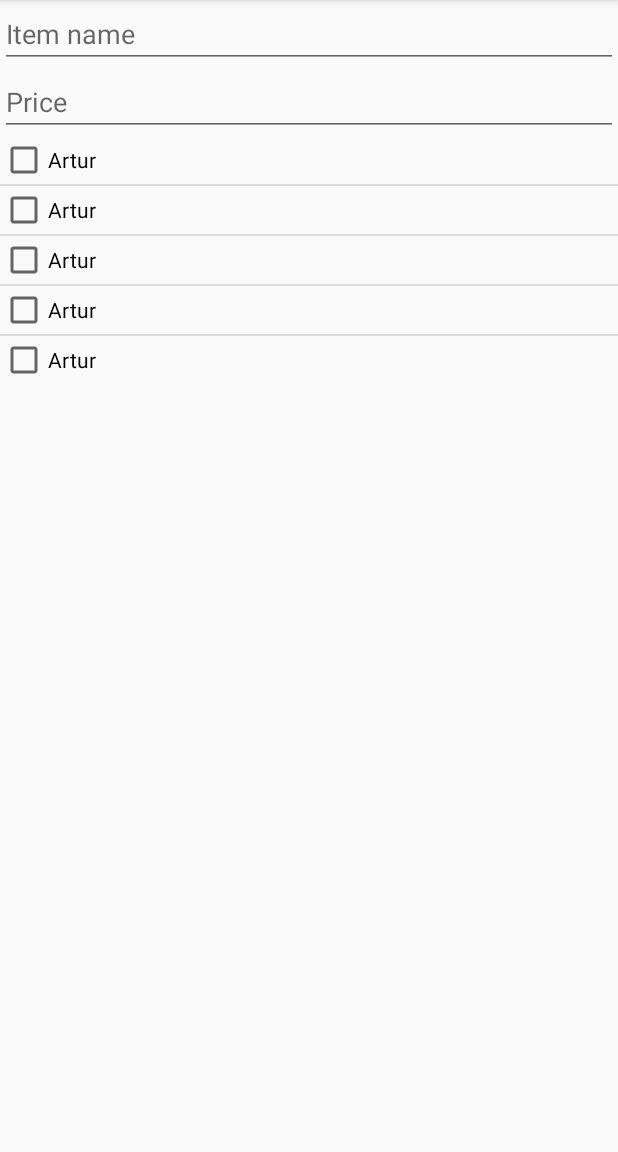
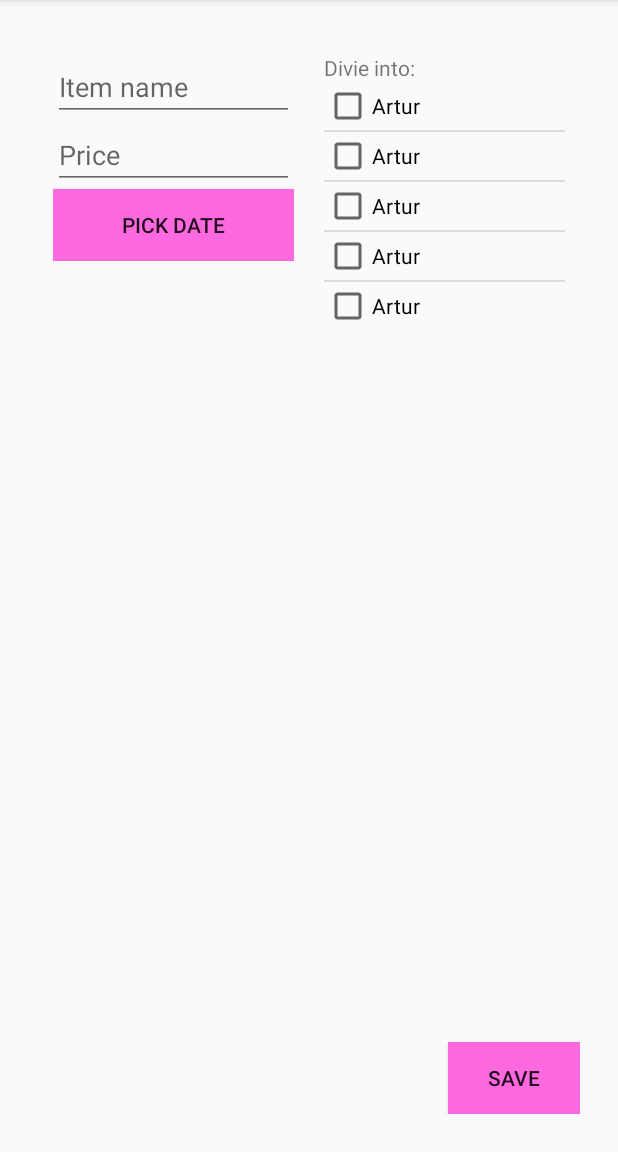
Before and after one commit to piowik/io-projekt-2018, an Android app: the fragment AddShoppingItemFragment placed in its activity, on a phone screen of 412 x 824 dp, the part 84-1236 px from its top. Run offline under Robolectric (Android 15) with nearby library versions, the phone set to English and light mode, and no system bars.

Commit message:
AddShopping layout done, looks great but needs logic

```diff
--- a/app/src/main/java/io/almp/flatmanager/AddShoppingItemFragment.java
+++ b/app/src/main/java/io/almp/flatmanager/AddShoppingItemFragment.java
@@ -8,10 +8,13 @@ import android.view.LayoutInflater;
 import android.view.View;
 import android.view.ViewGroup;
 import android.widget.ArrayAdapter;
+import android.widget.Button;
+import android.widget.DatePicker;
 import android.widget.ListView;
 import android.widget.Spinner;
 import android.widget.SpinnerAdapter;
 
+import java.util.Calendar;
 import java.util.LinkedList;
 import java.util.List;
 import java.util.Objects;
@@ -85,6 +88,17 @@ public class AddShoppingItemFragment extends Fragment {
         ListView usersCheckboxesListView = rootView.findViewById(R.id.users_checkboxes_list_view);
         UsersChceckboxesAdapter usersChceckboxesAdapter = new UsersChceckboxesAdapter(this.getActivity(), usersList);
         usersCheckboxesListView.setAdapter(usersChceckboxesAdapter);
+
+        Button pickDateButton = rootView.findViewById(R.id.pick_date_button);
+        pickDateButton.setOnClickListener(v->{
+            DatePicker datePicker = rootView.findViewById(R.id.shopping_date_picker);
+            int isVisivble = datePicker.getVisibility();
+            if(isVisivble == View.INVISIBLE){
+                datePicker.setVisibility(View.VISIBLE);
+            } else if(isVisivble ==View.VISIBLE){
+                datePicker.setVisibility(View.INVISIBLE);
+            }
+        });
         return rootView;
     }
 
--- a/app/src/main/res/layout/fragment_add_shopping_item.xml
+++ b/app/src/main/res/layout/fragment_add_shopping_item.xml
@@ -5,26 +5,82 @@
     android:layout_width="match_parent"
     android:layout_height="match_parent"
     tools:context=".AddShoppingItemFragment"
-    android:orientation="vertical">
+    android:orientation="vertical"
+    android:padding="25dp">
 
+    <LinearLayout
+        android:layout_width="match_parent"
+        android:layout_height="wrap_content"
+        android:orientation="horizontal">
+        <LinearLayout
+            android:layout_weight="1"
+            android:layout_width="0dp"
+            android:layout_height="wrap_content"
+            android:orientation="vertical"
+            android:layout_margin="10dp">
             <EditText
                 android:layout_width="match_parent"
                 android:layout_height="wrap_content"
                 android:hint="@string/item_name"
-        android:id="@+id/new_item_name_id"/>
+                android:id="@+id/new_item_name_id"
+                android:inputType="text"/>
 
             <EditText
                 android:layout_width="match_parent"
                 android:layout_height="wrap_content"
                 android:hint="@string/price"
-        android:id="@+id/new_item_price_id"/>
-
+                android:id="@+id/new_item_price_id"
+                android:inputType="numberDecimal"/>
+            <Button
+                android:layout_width="match_parent"
+                android:layout_height="wrap_content"
+                android:text="@string/pick_date"
+                android:id="@+id/pick_date_button"
+                android:background="@color/colorAccent"/>
+        </LinearLayout>
+        <LinearLayout
+            android:layout_weight="1"
+            android:layout_width="0dp"
+            android:layout_height="wrap_content"
+            android:orientation="vertical"
+            android:layout_margin="10dp">
+            <TextView
+                android:layout_width="match_parent"
+                android:layout_height="wrap_content"
+                android:text="@string/divie_into"/>
             <ListView
                 android:layout_width="match_parent"
                 android:layout_height="wrap_content"
                 android:id="@+id/users_checkboxes_list_view">
 
             </ListView>
+        </LinearLayout>
+
+    </LinearLayout>
+
+
+
+    <DatePicker
+        android:layout_width="match_parent"
+        android:layout_height="wrap_content"
+        android:datePickerMode="spinner"
+        android:calendarViewShown="false"
+        android:textAlignment="center"
+        android:visibility="invisible"
+        android:id="@+id/shopping_date_picker"
+        >
+
+    </DatePicker>
+<FrameLayout
+    android:layout_width="match_parent"
+    android:layout_height="match_parent">
+    <Button
+        android:layout_width="wrap_content"
+        android:layout_height="wrap_content"
+        android:layout_gravity="end|bottom"
+        android:text="@string/save"
+        android:background="@color/colorAccent"/>
+</FrameLayout>
 
 
 
--- a/app/src/main/res/values/strings.xml
+++ b/app/src/main/res/values/strings.xml
@@ -32,5 +32,10 @@
     <string name="channel_rent_description">Powiadomienia o wysokości czynszu</string>
     <string name="channel_id_rent">CzynszChannel</string>
     <string name="login">Login</string>
+    <string name="buyer_s">Buyer(s)</string>
+    <string name="divide_on">Divide on:</string>
+    <string name="divie_into">Divie into:</string>
+    <string name="pick_date">Pick date</string>
+    <string name="save">save</string>
 
 </resources>
```
Lines whose indentation alone changed are shown as unchanged.
